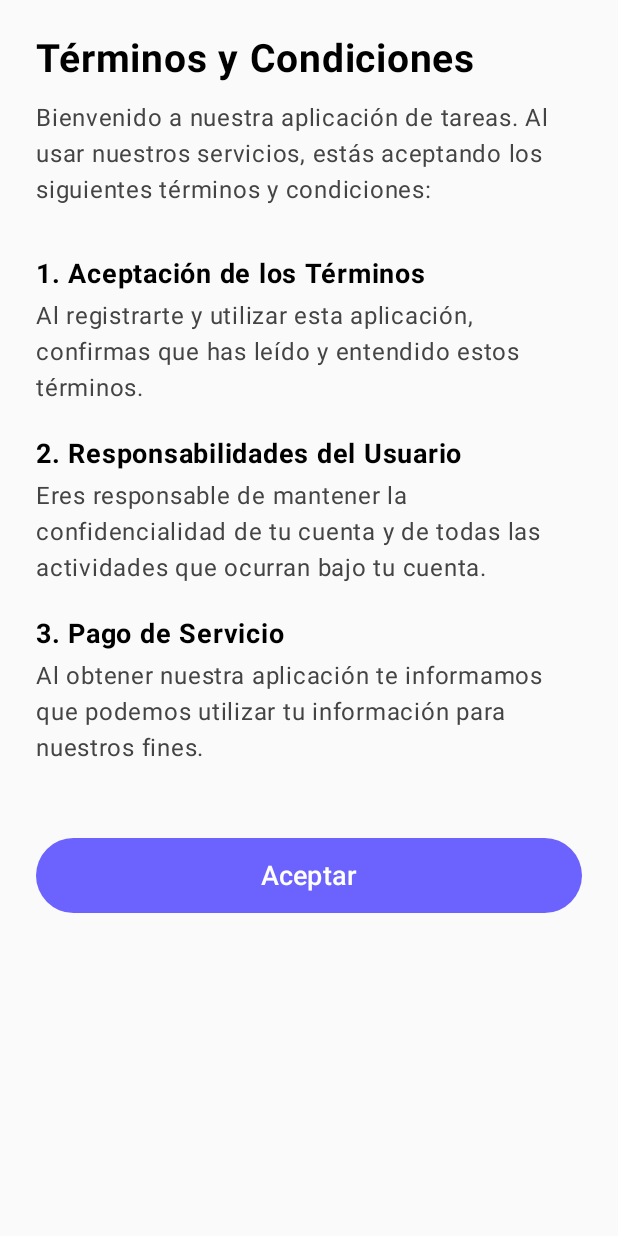
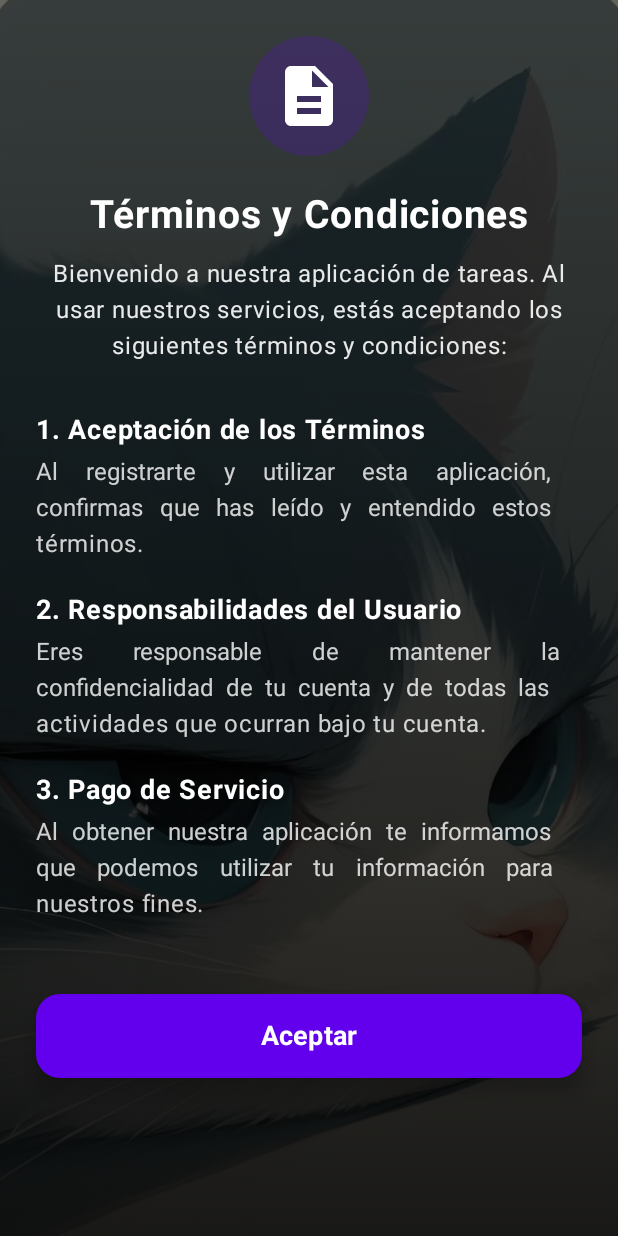
Before and after one commit to EDERANDER/Aplicacion-de-tareas-Android-Studio-Kotlin-Spring-boot, an Android app built with Jetpack Compose: the TermsActivity screen opened directly, with no data from a screen before it, on a phone screen of 412 x 824 dp. Run offline under Robolectric (Android 15) with nearby library versions, the phone set to English and light mode, and no system bars.

Commit message:
Mejora pantalla de términos y condiciones

```diff
--- a/app/src/main/java/com/unap/aplicaciontareasfinal/ui/theme/inicioSesion/TermsActivity.kt
+++ b/app/src/main/java/com/unap/aplicaciontareasfinal/ui/theme/inicioSesion/TermsActivity.kt
@@ -4,21 +4,28 @@ import android.content.Intent
 import android.os.Bundle
 import androidx.activity.ComponentActivity
 import androidx.activity.compose.setContent
+import androidx.compose.foundation.Image
+import androidx.compose.foundation.background
 import androidx.compose.foundation.layout.*
 import androidx.compose.foundation.rememberScrollState
+import androidx.compose.foundation.shape.RoundedCornerShape
 import androidx.compose.foundation.verticalScroll
-import androidx.compose.material3.Button
-import androidx.compose.material3.ButtonDefaults
-import androidx.compose.material3.Text
+import androidx.compose.material.icons.Icons
+import androidx.compose.material.icons.filled.Description
+import androidx.compose.material3.*
 import androidx.compose.runtime.Composable
 import androidx.compose.ui.Alignment
 import androidx.compose.ui.Modifier
+import androidx.compose.ui.graphics.Brush
 import androidx.compose.ui.graphics.Color
+import androidx.compose.ui.layout.ContentScale
+import androidx.compose.ui.res.painterResource
 import androidx.compose.ui.text.font.FontWeight
+import androidx.compose.ui.text.style.TextAlign
 import androidx.compose.ui.unit.dp
 import androidx.compose.ui.unit.sp
+import com.unap.aplicaciontareasfinal.R
 import com.unap.aplicaciontareasfinal.ui.theme.AplicacionTareasFinalTheme
-
 
 class TermsActivity : ComponentActivity() {
     override fun onCreate(savedInstanceState: Bundle?) {
@@ -38,18 +45,54 @@ class TermsActivity : ComponentActivity() {
 fun TermsScreen(onAccept: () -> Unit) {
     val scrollState = rememberScrollState()
 
+    Box(modifier = Modifier.fillMaxSize()) {
+        // Fondo con imagen y gradiente
+        Image(
+            painter = painterResource(id = R.drawable.fondo_ia),
+            contentDescription = "Fondo",
+            contentScale = ContentScale.Crop,
+            modifier = Modifier.fillMaxSize()
+        )
+
+        Box(
+            modifier = Modifier
+                .fillMaxSize()
+                .background(
+                    Brush.verticalGradient(
+                        colors = listOf(
+                            Color.Black.copy(alpha = 0.6f),
+                            Color.Black.copy(alpha = 0.9f)
+                        )
+                    )
+                )
+        )
+
         Column(
             modifier = Modifier
                 .fillMaxSize()
                 .padding(24.dp)
                 .verticalScroll(scrollState),
-        horizontalAlignment = Alignment.Start
+            horizontalAlignment = Alignment.CenterHorizontally
         ) {
+            // Icono
+            Icon(
+                imageVector = Icons.Default.Description,
+                contentDescription = "Términos",
+                tint = Color.White,
+                modifier = Modifier
+                    .size(80.dp)
+                    .background(MaterialTheme.colorScheme.primary.copy(alpha = 0.2f), shape = RoundedCornerShape(50))
+                    .padding(16.dp)
+            )
+
+            Spacer(modifier = Modifier.height(24.dp))
+
             Text(
                 text = "Términos y Condiciones",
                 fontSize = 26.sp,
                 fontWeight = FontWeight.Bold,
-            color = Color.Black
+                color = Color.White,
+                textAlign = TextAlign.Center
             )
 
             Spacer(modifier = Modifier.height(12.dp))
@@ -58,11 +101,14 @@ fun TermsScreen(onAccept: () -> Unit) {
                 text = "Bienvenido a nuestra aplicación de tareas. " +
                         "Al usar nuestros servicios, estás aceptando los siguientes términos y condiciones:",
                 fontSize = 16.sp,
-            color = Color.DarkGray
+                color = Color.White.copy(alpha = 0.9f),
+                textAlign = TextAlign.Center
             )
 
             Spacer(modifier = Modifier.height(24.dp))
 
+            // Contenido de los términos alineado a la izquierda
+            Column(horizontalAlignment = Alignment.Start, modifier = Modifier.fillMaxWidth()) {
                 SectionTitle("1. Aceptación de los Términos")
                 SectionText("Al registrarte y utilizar esta aplicación, confirmas que has leído y entendido estos términos.")
 
@@ -71,23 +117,28 @@ fun TermsScreen(onAccept: () -> Unit) {
 
                 SectionTitle("3. Pago de Servicio")
                 SectionText("Al obtener nuestra aplicación te informamos que podemos utilizar tu información para nuestros fines.")
+            }
 
             Spacer(modifier = Modifier.height(36.dp))
 
-        Box(modifier = Modifier.fillMaxWidth(), contentAlignment = Alignment.Center) {
             Button(
                 onClick = onAccept,
-                colors = ButtonDefaults.buttonColors(containerColor = Color(0xFF6C63FF)),
+                colors = ButtonDefaults.buttonColors(containerColor = MaterialTheme.colorScheme.primary),
+                shape = RoundedCornerShape(16.dp),
                 modifier = Modifier
                     .fillMaxWidth()
-                    .height(50.dp)
+                    .height(56.dp),
+                elevation = ButtonDefaults.buttonElevation(8.dp)
             ) {
                 Text(
                     text = "Aceptar",
                     color = Color.White,
-                    fontSize = 18.sp
+                    fontSize = 18.sp,
+                    fontWeight = FontWeight.Bold
                 )
             }
+
+            Spacer(modifier = Modifier.height(24.dp))
         }
     }
 }
@@ -98,7 +149,7 @@ fun SectionTitle(title: String) {
         text = title,
         fontWeight = FontWeight.Bold,
         fontSize = 18.sp,
-        color = Color.Black,
+        color = Color.White,
         modifier = Modifier.padding(top = 8.dp, bottom = 4.dp)
     )
 }
@@ -108,7 +159,8 @@ fun SectionText(text: String) {
     Text(
         text = text,
         fontSize = 16.sp,
-        color = Color.DarkGray,
-        modifier = Modifier.padding(bottom = 12.dp)
+        color = Color.White.copy(alpha = 0.8f),
+        modifier = Modifier.padding(bottom = 12.dp),
+        textAlign = TextAlign.Justify
     )
 }
```
Lines whose indentation alone changed are shown as unchanged.
